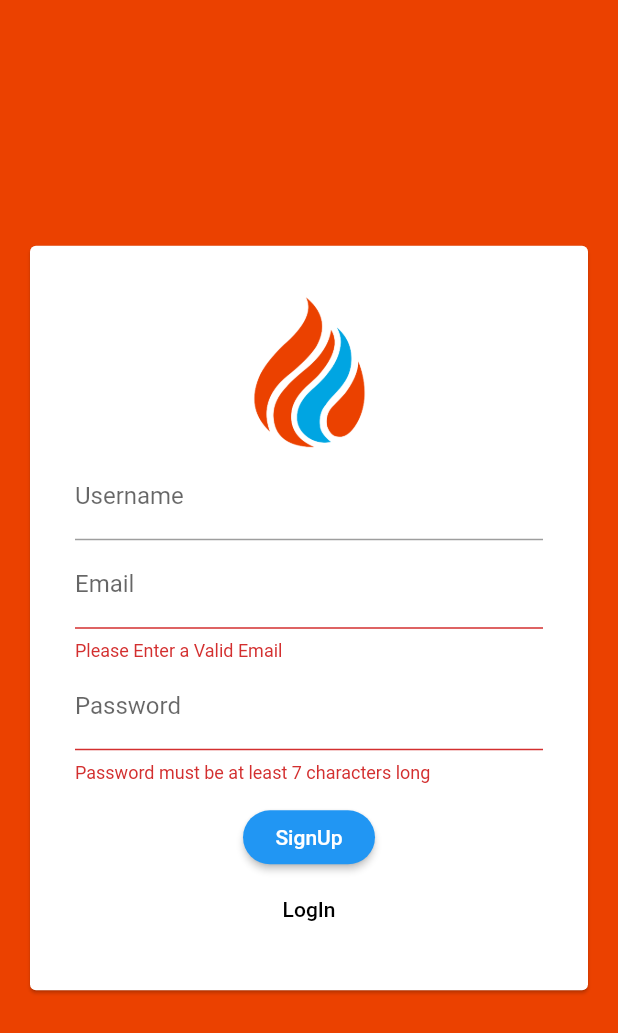
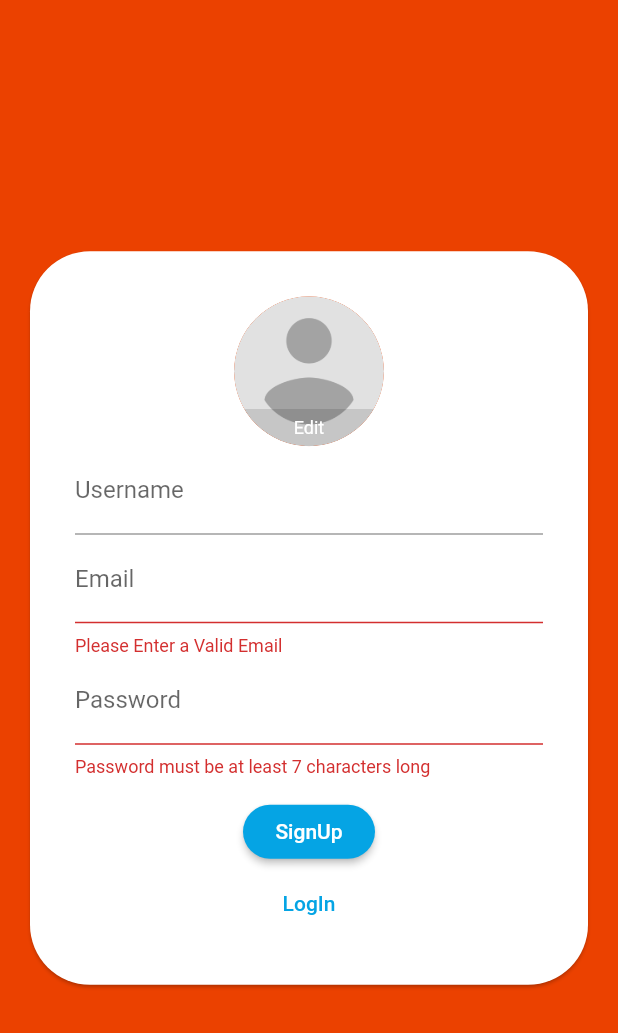
Before and after one commit to shubham242/Firechat, a Flutter app: the screen it shows after launch, after a tap on "Login", after a tap on "SignUp", on a phone screen of 412 x 824 dp. Shown: the top 1033 px of the screen. Run offline on Flutter 3.47's test engine with Material 2 defaults, Android fonts, the phone set to English and light mode, and no system bars; our stand-ins replace cloud_firestore, email_validator, firebase_auth, firebase_core, firebase_storage, image_picker; accounts and stored records are empty.

Commit message:
Profile Pic

```diff
--- a/lib/screens/auth_screen.dart
+++ b/lib/screens/auth_screen.dart
@@ -1,9 +1,14 @@
+import 'dart:io';
+
 import 'package:flutter/material.dart';
 import 'package:email_validator/email_validator.dart';
 import 'package:firebase_auth/firebase_auth.dart';
 import 'package:firebase_core/firebase_core.dart';
 import 'package:cloud_firestore/cloud_firestore.dart';
 import 'package:flutter/services.dart';
+import 'package:firebase_storage/firebase_storage.dart';
+
+import '../widgets/profile_pic.dart';
 
 class AuthScreen extends StatefulWidget {
   @override
@@ -17,6 +22,11 @@ class _AuthScreenState extends State<AuthScreen> {
   String _email = '';
   String _password = '';
   String _username = '';
+  File? _userImageFile;
+
+  void _pickedImage(File image) {
+    _userImageFile = image;
+  }
 
   void _submitAuthForm(BuildContext con) async {
     var authresult;
@@ -36,10 +46,22 @@ class _AuthScreenState extends State<AuthScreen> {
           password: _password,
         );
       }
+
+      final ref = FirebaseStorage.instance
+          .ref()
+          .child('images')
+          .child(authresult.user.uid + '.jpg');
+
+      await ref.putFile(_userImageFile!);
+      final url = await ref.getDownloadURL();
+
       await FirebaseFirestore.instance
           .collection('users')
           .doc(authresult.user.uid)
-          .set({'username': _username});
+          .set({
+        'username': _username,
+        'url': url,
+      });
     } on FirebaseException catch (err) {
       ScaffoldMessenger.of(con).showSnackBar(SnackBar(
         content: Text(err.message!),
@@ -53,6 +75,17 @@ class _AuthScreenState extends State<AuthScreen> {
 
   void _tryLogin(BuildContext context) {
     FocusScope.of(context).unfocus();
+
+    if (_userImageFile == null && !_isLogin) {
+      ScaffoldMessenger.of(context).hideCurrentSnackBar();
+      ScaffoldMessenger.of(context).showSnackBar(
+        SnackBar(
+          content: Text('Please provide a Profile Picture'),
+          backgroundColor: Theme.of(context).accentColor,
+        ),
+      );
+      return;
+    }
     if (_formkey.currentState!.validate()) {
       _formkey.currentState!.save();
       _submitAuthForm(context);
@@ -66,17 +99,21 @@ class _AuthScreenState extends State<AuthScreen> {
       body: Center(
         child: Card(
           margin: EdgeInsets.all(20),
+          shape:
+              RoundedRectangleBorder(borderRadius: BorderRadius.circular(40)),
           child: SingleChildScrollView(
-            child: Padding(
+            child: Container(
               padding: EdgeInsets.all(30),
               child: Form(
                 key: _formkey,
                 child: Column(
                   children: [
-                    Image.asset(
-                      'assets/firechat.png',
-                      width: 80,
-                    ),
+                    if (_isLogin)
+                      Image.asset(
+                        'assets/firechat.png',
+                        width: 80,
+                      ),
+                    if (!_isLogin) ProfilePic(_pickedImage),
                     if (!_isLogin)
                       TextFormField(
                         key: ValueKey('username'),
@@ -125,15 +162,21 @@ class _AuthScreenState extends State<AuthScreen> {
                     if (!_isLoading)
                       RaisedButton(
                         child: Text(_isLogin ? 'Login' : 'SignUp'),
+                        color: Theme.of(context).accentColor,
                         onPressed: () => _tryLogin(context),
                       ),
                     if (!_isLoading)
                       FlatButton(
-                        child: Text(_isLogin ? 'SignUp' : 'LogIn'),
+                        child: Text(
+                          _isLogin ? 'SignUp' : 'LogIn',
+                        ),
+                        textColor: Theme.of(context).accentColor,
                         onPressed: () {
-                          setState(() {
-                            _isLogin = !_isLogin;
-                          });
+                          setState(
+                            () {
+                              _isLogin = !_isLogin;
+                            },
+                          );
                         },
                       )
                   ],
--- a/lib/widgets/messages.dart
+++ b/lib/widgets/messages.dart
@@ -1,5 +1,3 @@
-import 'dart:convert';
-
 import 'package:firebase_auth/firebase_auth.dart';
 import 'package:flutter/material.dart';
 import 'package:cloud_firestore/cloud_firestore.dart';
@@ -25,6 +23,7 @@ class Messages extends StatelessWidget {
           itemCount: chatDocs.length,
           itemBuilder: (ctx, i) => MessageBubble(
             chatDocs[i]['text'],
+            chatDocs[i]['username'],
             chatDocs[i]['userId'] == FirebaseAuth.instance.currentUser?.uid,
             ValueKey(chatDocs[i].id),
           ),
--- a/lib/widgets/new_message.dart
+++ b/lib/widgets/new_message.dart
@@ -13,11 +13,14 @@ class _NewMessageState extends State<NewMessage> {
   void _sendMessage() async {
     FocusScope.of(context).unfocus();
     final user = await FirebaseAuth.instance.currentUser?.uid;
+    final userData =
+        await FirebaseFirestore.instance.collection('users').doc(user).get();
     if (_message != '')
       FirebaseFirestore.instance.collection('chats').add({
         'text': _message,
         'time': Timestamp.now(),
         'userId': user,
+        'username': userData['username'],
       });
     _controller.clear();
     _message = '';
--- /dev/null
+++ b/lib/widgets/profile_pic.dart
@@ -0,0 +1,80 @@
+import 'dart:ui';
+import 'dart:io';
+
+import 'package:flutter/material.dart';
+import 'package:image_picker/image_picker.dart';
+
+class ProfilePic extends StatefulWidget {
+  final Function(File pickedImage) imageFun;
+  ProfilePic(this.imageFun);
+  @override
+  _ProfilePicState createState() => _ProfilePicState();
+}
+
+class _ProfilePicState extends State<ProfilePic> {
+  XFile? _pickedImage;
+  @override
+  Widget build(BuildContext context) {
+    return Center(
+      heightFactor: 1,
+      child: GestureDetector(
+        onTap: () async {
+          final _image = await ImagePicker().pickImage(
+            source: ImageSource.gallery,
+            imageQuality: 100,
+            maxWidth: 150,
+          );
+          setState(() {
+            _pickedImage = _image;
+          });
+          widget.imageFun(File(_pickedImage!.path));
+        },
+        child: ClipRRect(
+          borderRadius: BorderRadius.circular(
+            50,
+          ),
+          child: Container(
+            width: 100,
+            height: 100,
+            child: Stack(
+              children: [
+                if (_pickedImage == null)
+                  CircleAvatar(
+                    radius: 50,
+                    backgroundImage: AssetImage('assets/profile_pic.png'),
+                  ),
+                if (_pickedImage != null)
+                  CircleAvatar(
+                    radius: 50,
+                    backgroundImage: FileImage(File(_pickedImage!.path)),
+                  ),
+                Positioned(
+                  bottom: 0,
+                  child: ClipRect(
+                    child: BackdropFilter(
+                      filter: ImageFilter.blur(),
+                      child: Container(
+                        color: Colors.black12,
+                        width: 100,
+                        height: 100 / (4),
+                        child: Center(
+                          child: Text(
+                            'Edit',
+                            style: TextStyle(
+                              color: Colors.white,
+                              fontSize: 12,
+                            ),
+                          ),
+                        ),
+                      ),
+                    ),
+                  ),
+                ),
+              ],
+            ),
+          ),
+        ),
+      ),
+    );
+  }
+}
--- a/pubspec.yaml
+++ b/pubspec.yaml
@@ -30,6 +30,8 @@ dependencies:
   cloud_firestore: ^2.5.3
   email_validator: ^2.0.1
   firebase_auth: ^3.1.1
+  image_picker: ^0.8.4+1
+  firebase_storage: ^10.0.3
 
 dev_dependencies:
   flutter_test:
@@ -48,6 +50,7 @@ flutter:
   # To add assets to your application, add an assets section, like this:
   assets:
     - assets/firechat.png
+    - assets/profile_pic.png
   #   - images/a_dot_ham.jpeg
 
   # An image asset can refer to one or more resolution-specific "variants", see
```
Also changed, not shown: lib/widgets/message_bubble.dart (+24 -7 lines), assets/profile_pic.png (added), 2 other files.
